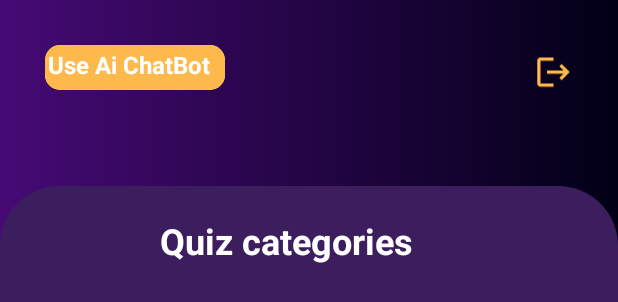
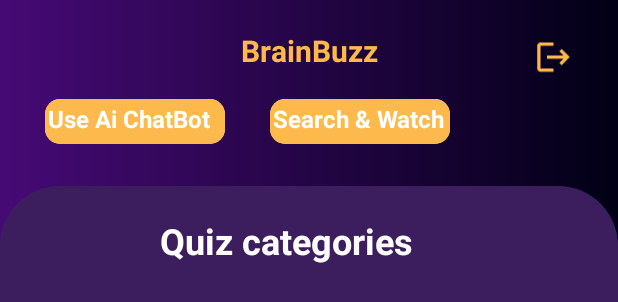
Before and after one commit to Ritik3681/Brainbuzz-App, an Android app: the layout fragment_quiz_categories.xml on its own in the app's theme, with its tools: preview values and no code run, on a phone screen of 412 x 824 dp. Shown: the top 302 px of the screen. Run offline under Robolectric (Android 15) with nearby library versions, the phone set to English and light mode, and no system bars.

Commit message:
uupdate all feature in main branch

```diff
--- a/app/src/main/java/com/example/aptitude/ChatFragment.kt
+++ b/app/src/main/java/com/example/aptitude/ChatFragment.kt
@@ -73,8 +73,8 @@
                 try {
 
                     val generativeModel = GenerativeModel(
-                        modelName = "gemini-pro",
-                        apiKey = "AIzaSyD3z4jYXHVFKR2Tcx57-dwcd0UUGwbxn-E"
+                        modelName = "gemini-2.0-flash",
+                        apiKey = "AIzaSyC_1z6kwYKKaPdP2wuEXeO94Mi4JzfVnAg"
                     )
 
                     // Perform the API call
--- a/app/src/main/res/layout/fragment_quiz_categories.xml
+++ b/app/src/main/res/layout/fragment_quiz_categories.xml
@@ -6,18 +6,19 @@
     android:background="@drawable/colour1"
     xmlns:app="http://schemas.android.com/apk/res-auto"
     tools:context=".QuizCategoriesFragment">
-    <ImageView
-        android:id="@+id/logout"
-        android:layout_width="26dp"
-        android:layout_height="36dp"
+    <ScrollView
+        android:layout_width="match_parent"
+        android:layout_height="wrap_content"
+        app:layout_constraintTop_toBottomOf="@+id/logout"
+        android:layout_marginTop="10dp"
+        android:orientation="horizontal"
+        app:layout_constraintStart_toStartOf="parent">
+        <LinearLayout
+            android:layout_width="match_parent"
+            android:layout_height="wrap_content"
+            android:orientation="horizontal"
             app:layout_constraintTop_toTopOf="parent"
-        app:layout_constraintEnd_toEndOf="parent"
-        android:layout_marginTop="30dp"
-        android:layout_marginEnd="30dp"
-        android:src="@drawable/logout_icon"
-
-
-        app:tint="#FDB94B" />
+            app:layout_constraintStart_toStartOf="parent">
             <androidx.cardview.widget.CardView
                 android:layout_width="120dp"
                 android:layout_height="30dp"
@@ -26,7 +27,7 @@
                 android:elevation="20dp"
                 app:cardCornerRadius="10dp"
                 app:layout_constraintStart_toStartOf="parent"
-        android:layout_marginTop="30dp">
+                >
                 <TextView
                     android:id="@+id/advanced"
                     android:layout_width="match_parent"
@@ -42,6 +43,60 @@
                     android:text="Use Ai ChatBot"/>
 
             </androidx.cardview.widget.CardView>
+            <androidx.cardview.widget.CardView
+                android:id="@+id/youtubeVedio"
+                android:layout_width="120dp"
+                android:layout_height="30dp"
+                app:layout_constraintTop_toTopOf="parent"
+                android:layout_marginStart="30dp"
+                android:elevation="20dp"
+                app:cardCornerRadius="10dp"
+                app:layout_constraintStart_toStartOf="parent"
+                >
+                <TextView
+
+                    android:layout_width="match_parent"
+                    android:layout_height="match_parent"
+                    app:layout_constraintTop_toTopOf="parent"
+                    app:layout_constraintStart_toStartOf="parent"
+                    android:layout_gravity="center"
+                    android:textColor="@color/white"
+                    android:background="#FDB94B"
+                    android:textStyle="bold"
+                    android:padding="2dp"
+                    android:textSize="16dp"
+                    android:text="Search &amp; Watch"/>
+
+            </androidx.cardview.widget.CardView>
+
+        </LinearLayout>
+    </ScrollView>
+    <TextView
+        android:layout_width="wrap_content"
+        android:layout_height="wrap_content"
+        android:text="BrainBuzz"
+        android:textSize="20dp"
+        app:layout_constraintTop_toTopOf="parent"
+        app:layout_constraintStart_toStartOf="parent"
+        app:layout_constraintEnd_toEndOf="parent"
+        android:textColor="#FDB94B"
+        android:textStyle="bold"
+        android:layout_marginTop="20dp"
+        />
+    <ImageView
+        android:id="@+id/logout"
+        android:layout_width="26dp"
+        android:layout_height="36dp"
+        app:layout_constraintTop_toTopOf="parent"
+        app:layout_constraintEnd_toEndOf="parent"
+        android:layout_marginTop="20dp"
+        android:layout_marginEnd="30dp"
+        android:src="@drawable/logout_icon"
+
+
+        app:tint="#FDB94B" />
+
+
 
     <androidx.constraintlayout.widget.ConstraintLayout
         android:id="@+id/quizecategores"
```
Also changed, not shown: app/src/main/java/com/example/aptitude/QuizCategoriesFragment.kt (+47 -0 lines), app/src/main/res/layout/youtudelayout.xml (added, +68 -0 lines). Lines whose indentation alone changed are shown as unchanged.
